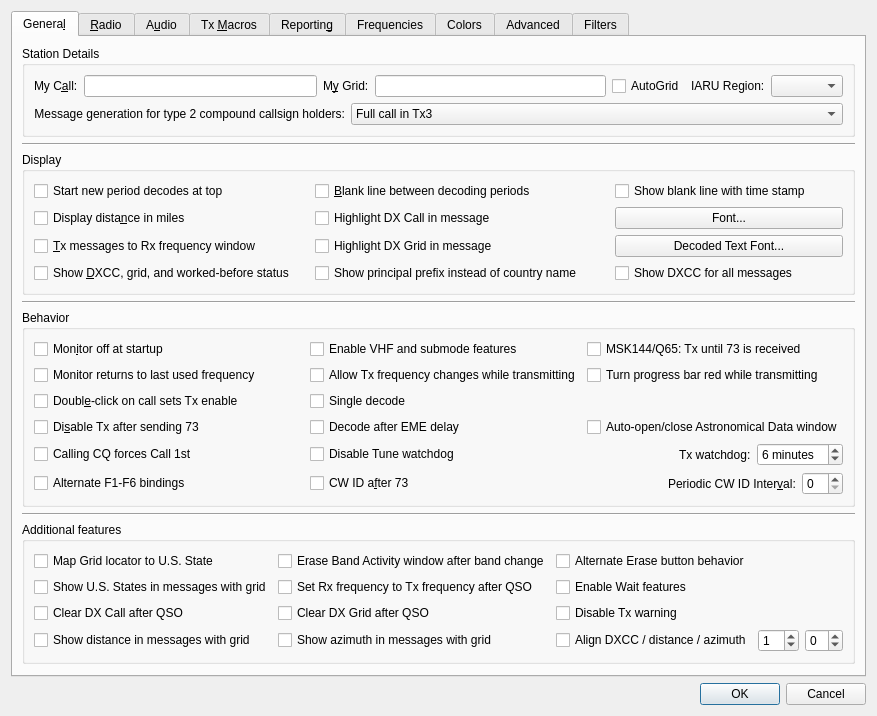
This is Configuration_ohneAlerts.ui in uaro-radio/wsjtx as Qt 5 draws it before an edit. The edited form follows.
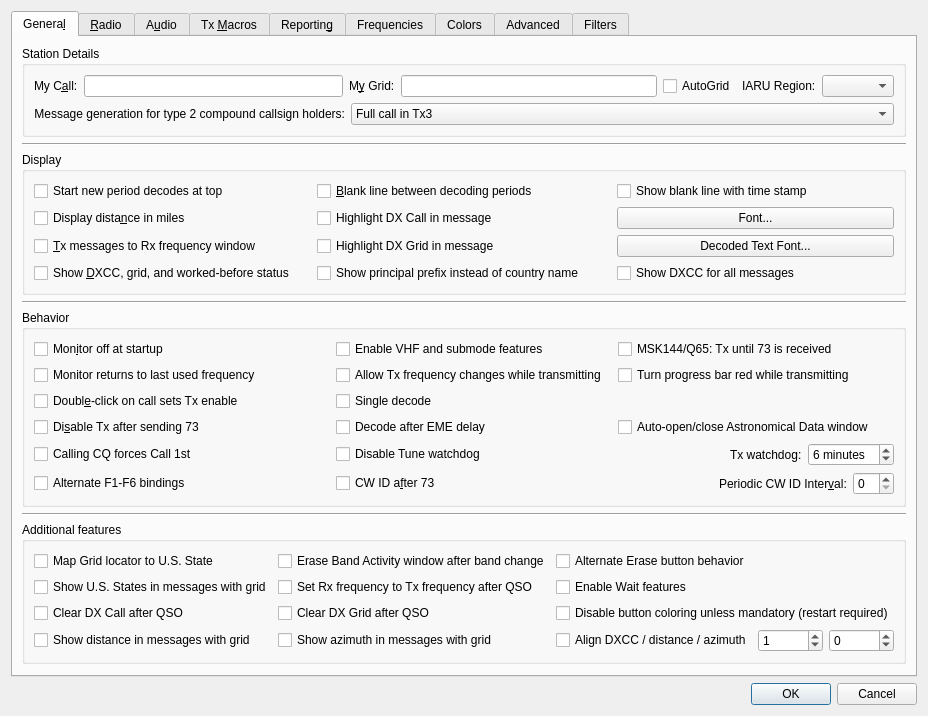
This is the edited form. Custom widgets are drawn as their Qt base class.

Commit message: Add Button Coloring feature.

```diff
--- a/Configuration_ohneAlerts.ui
+++ b/Configuration_ohneAlerts.ui
@@ -650,13 +650,6 @@
             </property>
            </widget>
           </item>
-          <item row="3" column="2">
-           <widget class="QCheckBox" name="disable_Tx_warning_check_box">
-            <property name="text">
-             <string>Disable Tx warning</string>
-            </property>
-           </widget>
-          </item>
           <item row="4" column="1">
            <widget class="QCheckBox" name="cb_showAzimuth">
             <property name="toolTip">
@@ -680,6 +673,13 @@
             </property>
            </widget>
           </item>
+          <item row="3" column="2" colspan="3">
+           <widget class="QCheckBox" name="disable_button_coloring_check_box">
+            <property name="text">
+             <string>Disable button coloring unless mandatory (restart required)</string>
+            </property>
+           </widget>
+          </item>
          </layout>
         </widget>
        </item>
```
Left out of the diff: 13 changed lines with no effect on the pictures. The commit also changes 35 other files.
